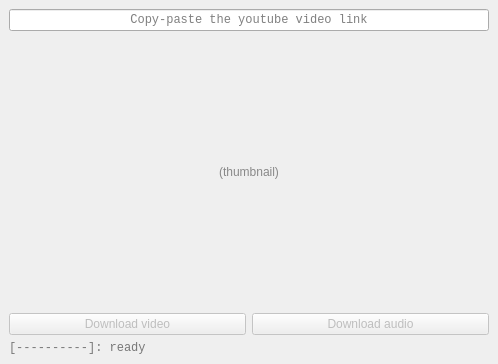
The window that tubic/qt_wrap/ui/main_window.ui (sentenzo/tubic) describes before a commit, drawn with Qt 5.
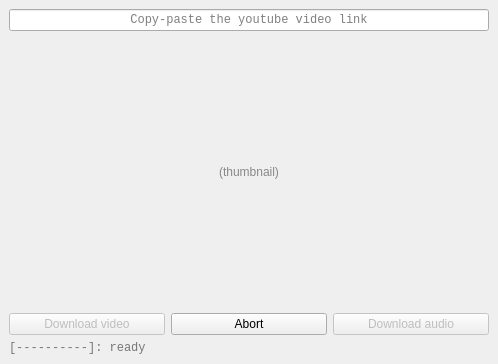
The same window after the commit.

Commit message: "Abort download" button + minor refactoring

```diff
--- a/tubic/qt_wrap/ui/main_window.ui
+++ b/tubic/qt_wrap/ui/main_window.ui
@@ -91,6 +91,25 @@
         </property>
        </widget>
       </item>
+      <item>
+       <widget class="QPushButton" name="pb_abort_download">
+        <property name="enabled">
+         <bool>true</bool>
+        </property>
+        <property name="cursor">
+         <cursorShape>PointingHandCursor</cursorShape>
+        </property>
+        <property name="contextMenuPolicy">
+         <enum>Qt::NoContextMenu</enum>
+        </property>
+        <property name="toolTipDuration">
+         <number>1</number>
+        </property>
+        <property name="text">
+         <string>Abort</string>
+        </property>
+       </widget>
+      </item>
       <item>
        <widget class="QPushButton" name="pb_download_audio">
         <property name="enabled">
```
The commit also changes 5 other files.
